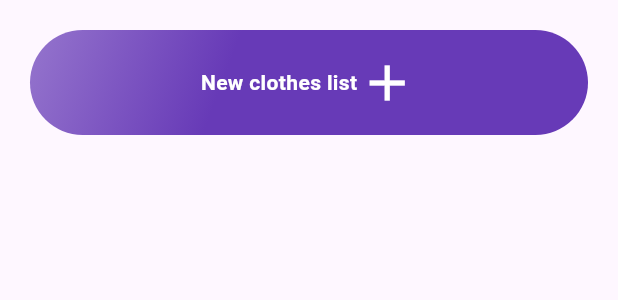
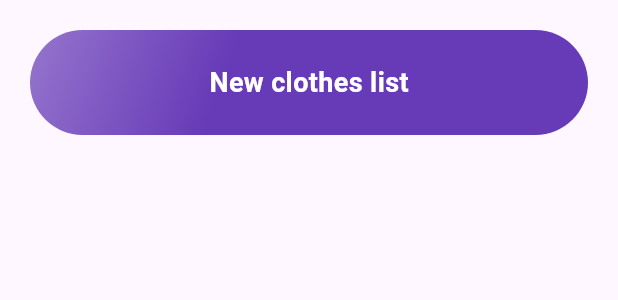
Before and after one commit to Namoz007/shoplist, a Flutter app: the CreateListButton widget shown alone on an empty page, opened directly, on a phone screen of 412 x 824 dp. Shown: the top 300 px of the screen. Run offline on Flutter 3.47's test engine with Material 3 defaults, Android fonts, the phone set to English and light mode, and no system bars; our stand-ins replace bloc, flutter_bloc, get_it, hive, hive_flutter, shimmer; accounts and stored records are empty.

Commit message:
create new list button

```diff
--- a/lib/utils/buttons/create_list_button.dart
+++ b/lib/utils/buttons/create_list_button.dart
@@ -34,22 +34,13 @@ class _CreateListButtonState extends State<CreateListButton> {
           ),
         ),
         alignment: Alignment.center,
-        child: Row(
-          mainAxisAlignment: MainAxisAlignment.center,
-          children: [
-            Text(
-              widget.buttonText,
-              style: const TextStyle(
-                fontWeight: FontWeight.bold,
-                color: Colors.white,
-              ),
-            ),
-            const Icon(
-              Icons.add,
-              color: Colors.white,
-              size: 40,
-            )
-          ],
+        child: Text(
+          widget.buttonText,
+          style: const TextStyle(
+            fontWeight: FontWeight.bold,
+            color: Colors.white,
+            fontSize: 18
+          ),
         ),
       ),
     );
```
Also changed, not shown: 6 other files.
